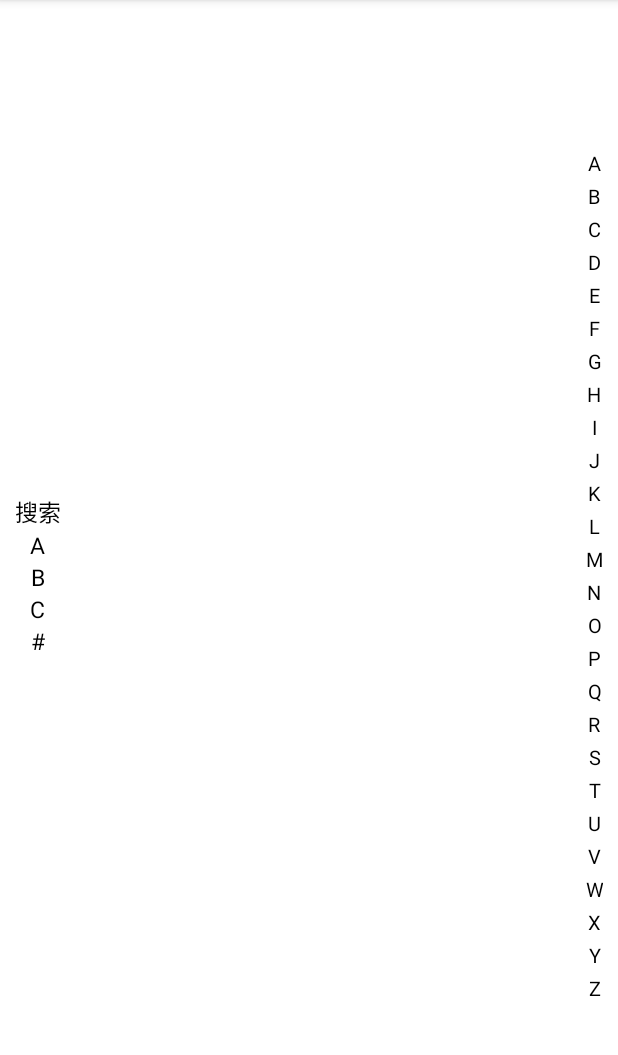
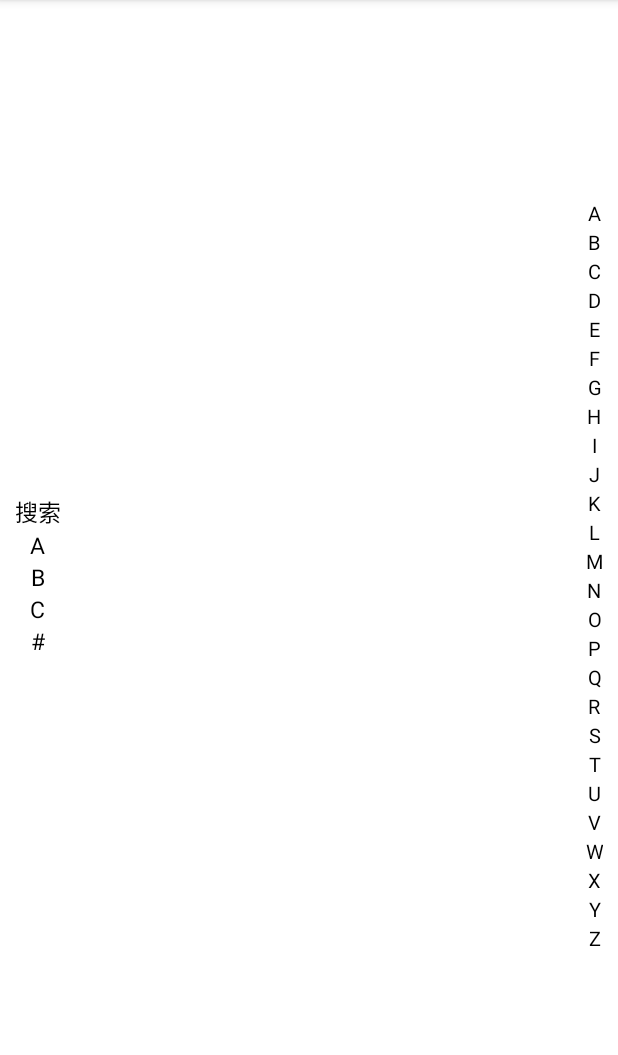
Before and after one commit to zj565061763/touch-indicator, an Android app: the screen it shows after launch (MainActivity), on a phone screen of 412 x 824 dp, the part 84-1139 px from its top. Run offline under Robolectric (Android 15) with nearby library versions, the phone set to English and light mode, and no system bars.

Commit message:
FTouchIndicatorView

```diff
--- a/lib/src/main/java/com/sd/lib/touchin/FTouchIndicatorView.java
+++ b/lib/src/main/java/com/sd/lib/touchin/FTouchIndicatorView.java
@@ -19,8 +19,6 @@ import java.util.List;
 public class FTouchIndicatorView extends LinearLayout {
     /** 当前触摸的位置 */
     private int mCurrentIndex = -1;
-    /** Item之间的间距 */
-    private int mItemMargin = 0;
 
     private IndexChangeCallback mCallback;
 
@@ -32,7 +30,6 @@ public class FTouchIndicatorView extends LinearLayout {
         super(context, attrs);
         setOrientation(LinearLayout.VERTICAL);
         setGravity(Gravity.CENTER);
-        setItemMargin(dp2px(4, context));
     }
 
     /**
@@ -59,42 +56,13 @@ public class FTouchIndicatorView extends LinearLayout {
     }
 
     /**
-     * 设置Item之间的间距
-     */
-    public void setItemMargin(int margin) {
-        if (mItemMargin != margin) {
-            mItemMargin = margin;
-            updateItemMargin();
-        }
-    }
-
-    private int getItemMargin() {
-        return mItemMargin / 2;
-    }
-
-    /**
      * 设置TextView构建对象
      */
     public void setTextBuilder(@NonNull TextBuilder builder) {
         removeAllViews();
         final List<View> list = builder.build(getContext());
-
-        final int margin = getItemMargin();
         for (View view : list) {
-            view.setPadding(0, margin, 0, margin);
             addView(view);
-        }
-    }
-
-    /**
-     * 更新Item间距
-     */
-    private void updateItemMargin() {
-        final int count = getChildCount();
-        final int margin = getItemMargin();
-        for (int i = 0; i < count; i++) {
-            final View view = getChildAt(i);
-            view.setPadding(0, margin, 0, margin);
         }
     }
 
@@ -174,7 +142,8 @@ public class FTouchIndicatorView extends LinearLayout {
     protected void onAttachedToWindow() {
         super.onAttachedToWindow();
         if (getChildCount() <= 0) {
-            setTextBuilder(new TextBuilder());
+            setTextBuilder(new TextBuilder()
+                    .setItemMargin(dp2px(2, getContext())));
         }
     }
 
@@ -190,6 +159,8 @@ public class FTouchIndicatorView extends LinearLayout {
         int mTextColorNormal = Color.BLACK;
         /** 正常字体颜色 */
         int mTextColorSelected = Color.RED;
+        /** Item之间的间距 */
+        int mItemMargin = 0;
         /** 文字数组 */
         String[] mTextArray = new String[]{
                 "A", "B", "C", "D", "E", "F", "G",
@@ -219,6 +190,14 @@ public class FTouchIndicatorView extends LinearLayout {
          */
         public TextBuilder setTextColorSelected(int textColorSelected) {
             mTextColorSelected = textColorSelected;
+            return this;
+        }
+
+        /**
+         * 设置Item之间的间距
+         */
+        public TextBuilder setItemMargin(int itemMargin) {
+            mItemMargin = itemMargin;
             return this;
         }
 
@@ -261,6 +240,9 @@ public class FTouchIndicatorView extends LinearLayout {
             textView.setGravity(Gravity.CENTER);
             textView.setTextSize(mTextSize);
             textView.setTextColor(mTextColorNormal);
+
+            final int margin = mItemMargin / 2;
+            textView.setPadding(0, margin, 0, margin);
             return textView;
         }
     }
```
